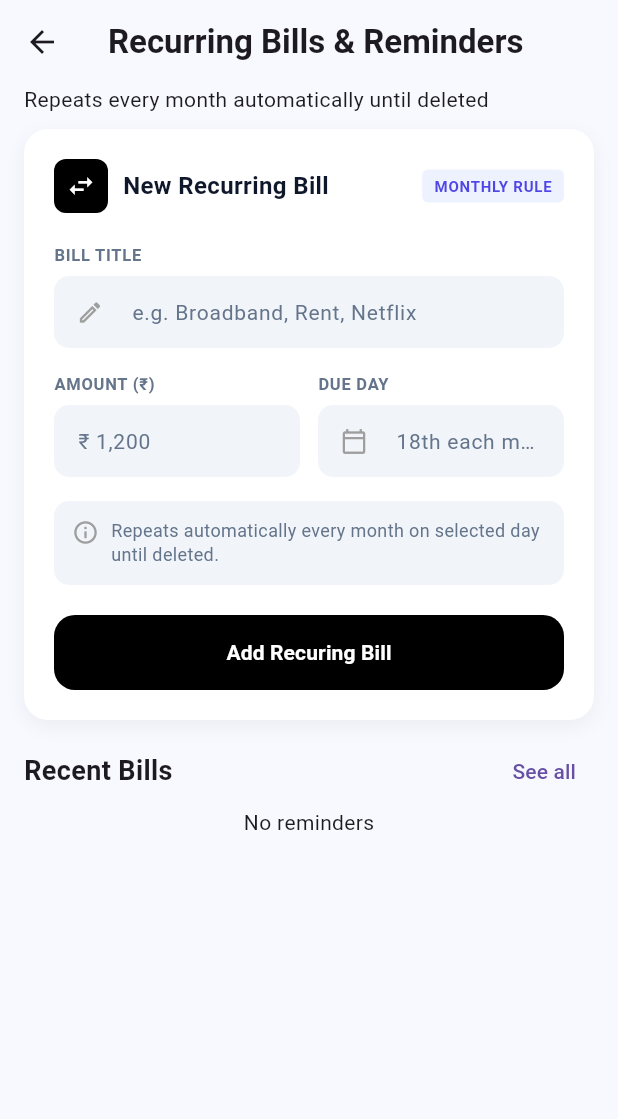
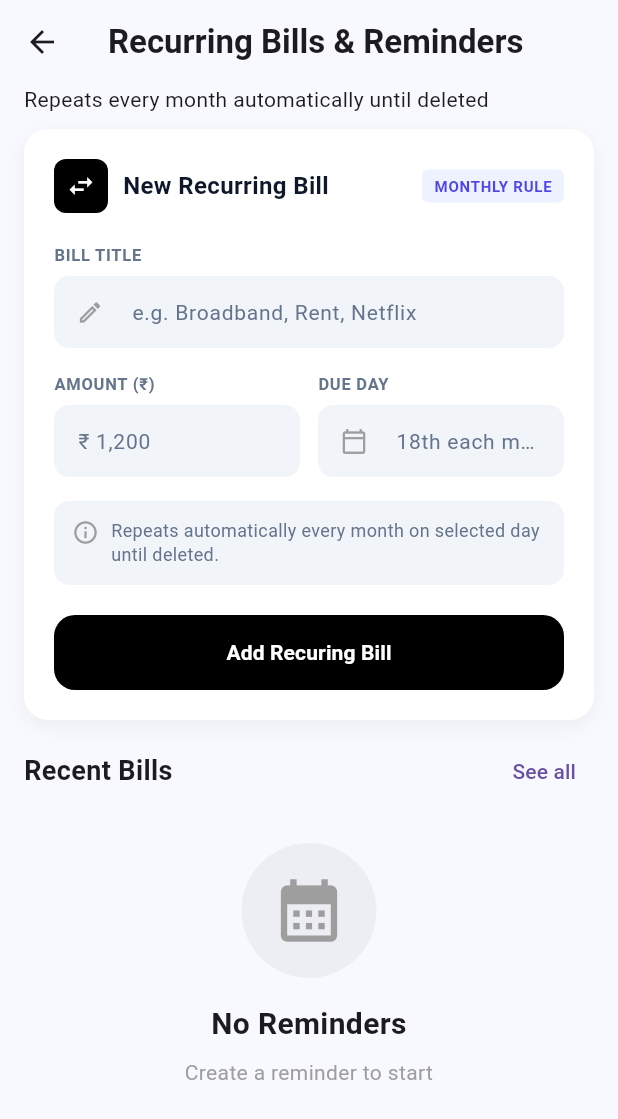
Before and after one commit to niju646/pocketpal, a Flutter app: the ReminderScreen screen opened directly, on a phone screen of 412 x 824 dp. Shown: the top 1119 px of the screen. Run offline on Flutter 3.47's test engine with Material 3 defaults, Android fonts, the phone set to English and light mode, and no system bars; our stand-ins replace flutter_bloc, hive, hive_flutter, hugeicons; accounts and stored records are empty.

Commit message:
added the new feature savings

```diff
--- a/lib/core/shared/bottom_nav/presentation/bottom_nav_screen.dart
+++ b/lib/core/shared/bottom_nav/presentation/bottom_nav_screen.dart
@@ -1,4 +1,3 @@
-import 'package:flutter/cupertino.dart';
 import 'package:flutter/material.dart';
 import 'package:flutter_bloc/flutter_bloc.dart';
 import 'package:hugeicons/hugeicons.dart';
--- /dev/null
+++ b/lib/core/theme/app_colors.dart
@@ -0,0 +1,5 @@
+import 'dart:ui';
+
+class AppColors {
+  static const Color backgroundColor = Color(0xFFF8F9FF);
+}
--- a/lib/features/home/widgets/common_transaction_tile.dart
+++ b/lib/features/home/widgets/common_transaction_tile.dart
@@ -8,7 +8,7 @@ Widget commonTransactionTile({
   required bool isIncome,
 }) {
   return Container(
-    margin: const EdgeInsets.only(bottom: 10),
+    margin: const EdgeInsets.only(bottom: 2),
     padding: const EdgeInsets.all(14),
     decoration: BoxDecoration(
       color: Colors.white,
--- a/lib/features/reminders/screens/reminder_screen.dart
+++ b/lib/features/reminders/screens/reminder_screen.dart
@@ -2,7 +2,10 @@ import 'package:flutter/material.dart';
 import 'package:flutter_bloc/flutter_bloc.dart';
 import 'package:intl/intl.dart';
 import 'package:pocket_pal/core/shared/utlis/date_helper.dart';
+import 'package:pocket_pal/core/theme/app_colors.dart';
+import 'package:pocket_pal/features/home/widgets/common_empty_screen.dart';
 import 'package:pocket_pal/features/reminders/cubit/reminder_cubit.dart';
+import 'package:pocket_pal/features/reminders/screens/reminders_listing_screen.dart';
 import 'package:pocket_pal/features/reminders/widgets/reminder_add_card.dart';
 import 'package:pocket_pal/features/reminders/widgets/reminder_card.dart';
 
@@ -29,9 +32,9 @@ class _ReminderScreenState extends State<ReminderScreen> {
   @override
   Widget build(BuildContext context) {
     return Scaffold(
-      backgroundColor: const Color(0xFFF8F9FF),
+      backgroundColor: AppColors.backgroundColor,
       appBar: AppBar(
-        backgroundColor: const Color(0xFFF8F9FF),
+        backgroundColor: AppColors.backgroundColor,
         title: Text(
           'Recurring Bills & Reminders',
           style: TextStyle(fontWeight: FontWeight.bold),
@@ -146,14 +149,6 @@ class _ReminderScreenState extends State<ReminderScreen> {
                     titleController.clear();
                     amountController.clear();
                     dateController.clear();
-
-                    ScaffoldMessenger.of(context).showSnackBar(
-                      const SnackBar(
-                        backgroundColor: Colors.green,
-                        content: Text('Reminder created'),
-                        duration: Duration(seconds: 2),
-                      ),
-                    );
                   },
                 ),
               ),
@@ -165,7 +160,17 @@ class _ReminderScreenState extends State<ReminderScreen> {
                     'Recent Bills',
                     style: TextStyle(fontSize: 18, fontWeight: FontWeight.w700),
                   ),
-                  TextButton(onPressed: () {}, child: const Text('See all')),
+                  TextButton(
+                    onPressed: () {
+                      Navigator.push(
+                        context,
+                        MaterialPageRoute(
+                          builder: (context) => RemindersListingScreen(),
+                        ),
+                      );
+                    },
+                    child: const Text('See all'),
+                  ),
                 ],
               ),
 
@@ -174,13 +179,21 @@ class _ReminderScreenState extends State<ReminderScreen> {
                   final reminders = state.reminders;
 
                   if (reminders.isEmpty) {
-                    return const Center(child: Text('No reminders'));
+                    return CommonEmptyScreen(
+                      icon: Icons.calendar_month,
+                      title: "No Reminders",
+                      message: 'Create a reminder to start',
+                    );
                   }
+
+                  final reminderCount = reminders.length > 3
+                      ? 3
+                      : reminders.length;
 
                   return ListView.builder(
                     shrinkWrap: true,
                     physics: NeverScrollableScrollPhysics(),
-                    itemCount: reminders.length,
+                    itemCount: reminderCount,
                     itemBuilder: (context, index) {
                       final reminder = reminders[index];
                       return ReminderCard(
--- /dev/null
+++ b/lib/features/savings/cubit/savings_state.dart
@@ -0,0 +1,34 @@
+import 'package:pocket_pal/features/savings/data/models/savings_model.dart';
+
+abstract class SavingsState {
+  final double totalSavings;
+  final List<SavingsModel> savings;
+
+  const SavingsState({this.totalSavings = 0, this.savings = const []});
+}
+
+class SavingsInitial extends SavingsState {
+  const SavingsInitial({super.totalSavings, super.savings});
+}
+
+class SavingsLoading extends SavingsState {
+  const SavingsLoading({super.totalSavings, super.savings});
+}
+
+class SavingsAdded extends SavingsState {
+  const SavingsAdded({required super.totalSavings, required super.savings});
+}
+
+class SavingsLoaded extends SavingsState {
+  const SavingsLoaded({required super.totalSavings, required super.savings});
+}
+
+class SavingsError extends SavingsState {
+  final String message;
+
+  const SavingsError({
+    required this.message,
+    super.totalSavings,
+    super.savings,
+  });
+}
--- /dev/null
+++ b/lib/features/savings/data/models/savings_model.dart
@@ -0,0 +1,19 @@
+class SavingsModel {
+  final double amount;
+  final DateTime date;
+  final String note;
+
+  SavingsModel({required this.amount, required this.date, required this.note});
+
+  Map<String, dynamic> toMap() {
+    return {'amount': amount, 'date': date.toIso8601String(), 'note': note};
+  }
+
+  factory SavingsModel.fromMap(Map<dynamic, dynamic> map) {
+    return SavingsModel(
+      amount: (map['amount'] as num).toDouble(),
+      date: DateTime.parse(map['date']),
+      note: map['note'] ?? '',
+    );
+  }
+}
--- a/lib/main.dart
+++ b/lib/main.dart
@@ -6,6 +6,7 @@ import 'package:pocket_pal/core/shared/bottom_nav/presentation/bottom_nav_screen
 import 'package:pocket_pal/features/home/cubit/transaction_cubit.dart';
 import 'package:pocket_pal/features/profile/cubit/profile_cubit.dart';
 import 'package:pocket_pal/features/reminders/cubit/reminder_cubit.dart';
+import 'package:pocket_pal/features/savings/cubit/savings_cubit.dart';
 
 void main() async {
   // runApp(const MyApp());
@@ -14,6 +15,7 @@ void main() async {
   await Hive.openBox('transactions');
   await Hive.openBox('profile');
   await Hive.openBox('reminders');
+  await Hive.openBox('savings');
 
   runApp(const MyApp());
 }
@@ -29,6 +31,7 @@ class MyApp extends StatelessWidget {
         BlocProvider(create: (context) => TransactionCubit()),
         BlocProvider(create: (context) => ProfileCubit()),
         BlocProvider(create: (context) => ReminderCubit()),
+        BlocProvider(create: (context) => SavingsCubit()),
       ],
       child: MaterialApp(
         debugShowCheckedModeBanner: false,
```
Also changed, not shown: lib/features/profile/screens/profile_screen.dart (+14 -0 lines), lib/features/reminders/screens/reminders_listing_screen.dart (added, +67 -0 lines), lib/features/savings/cubit/savings_cubit.dart (added, +85 -0 lines), lib/features/savings/data/savings_local_storage.dart (added, +20 -0 lines), lib/features/savings/screens/saving_screen.dart (added, +133 -0 lines), lib/features/savings/widgets/savings_bottom_sheet.dart (added, +97 -0 lines).
